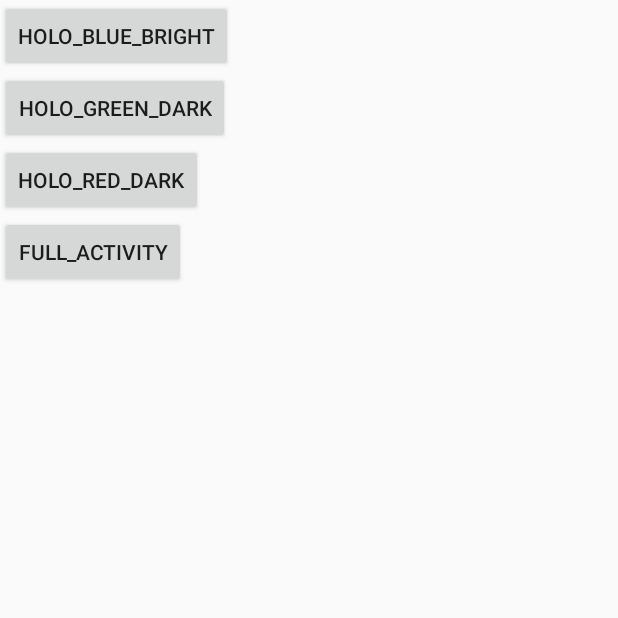
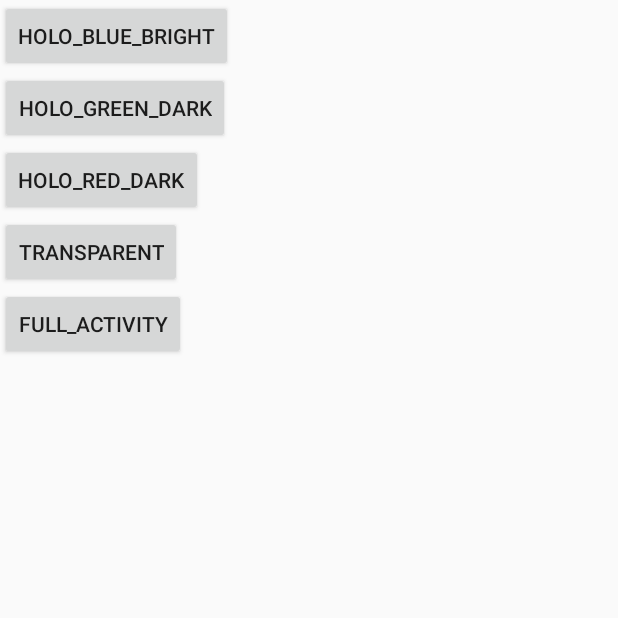
Before and after one commit to asstea/StatusBar, an Android app: the screen it shows after launch (MainActivity), on a phone screen of 412 x 824 dp, the top half of it. Run offline under Robolectric (Android 15) with nearby library versions, the phone set to English and light mode, and no system bars.

Commit message:
修复android4.4切换成透明失败问题。

```diff
--- a/app/src/main/java/com/asstea/statusbar/MainActivity.kt
+++ b/app/src/main/java/com/asstea/statusbar/MainActivity.kt
@@ -17,6 +17,9 @@ class MainActivity(override val layoutResID: Int = R.layout.activity_main) : App
         holo_red_dark.setOnClickListener {
             showStatusBarColor(android.R.color.holo_red_dark)
         }
+        transparent.setOnClickListener {
+            showStatusBarTransparent()
+        }
         full_activity.setOnClickListener {
             startActivity(Intent(this@MainActivity, FullActivity::class.java))
         }
@@ -27,5 +30,4 @@ class MainActivity(override val layoutResID: Int = R.layout.activity_main) : App
         return R.color.colorAccent
     }
 
-
 }
--- a/app/src/main/res/layout/activity_main.xml
+++ b/app/src/main/res/layout/activity_main.xml
@@ -25,6 +25,12 @@
         android:text="holo_red_dark" />
 
     <Button
+        android:id="@+id/transparent"
+        android:layout_width="wrap_content"
+        android:layout_height="wrap_content"
+        android:text="transparent" />
+
+    <Button
         android:id="@+id/full_activity"
         android:layout_width="wrap_content"
         android:layout_height="wrap_content"
```
Also changed, not shown: app/src/main/java/com/asstea/statusbar/AppBaseActivity.kt (+18 -6 lines).
